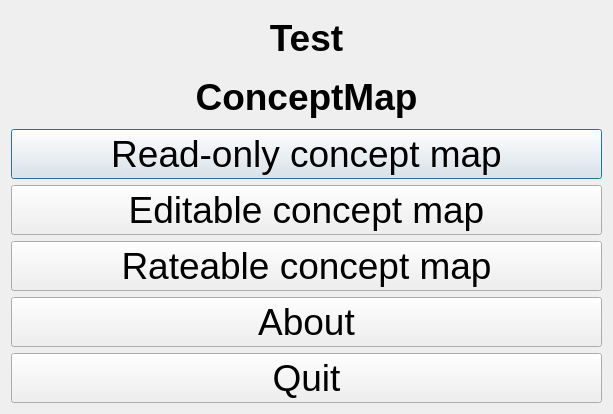
Above: Tools/ToolTestConceptMap/qttestconceptmapmenudialog.ui from richelbilderbeek/ProjectRichelBilderbeek before the change. Below: the same form after it.
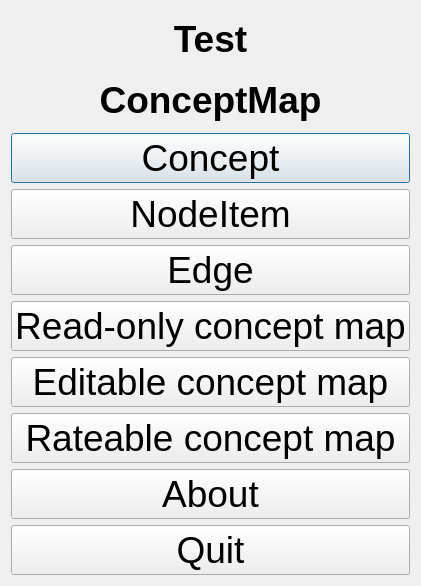
That is the form after the change.

```diff
--- a/Tools/ToolTestConceptMap/qttestconceptmapmenudialog.ui
+++ b/Tools/ToolTestConceptMap/qttestconceptmapmenudialog.ui
@@ -6,8 +6,8 @@
    <rect>
     <x>0</x>
     <y>0</y>
-    <width>613</width>
-    <height>414</height>
+    <width>406</width>
+    <height>586</height>
    </rect>
   </property>
   <property name="font">
@@ -53,6 +53,30 @@
      </property>
     </widget>
    </item>
+   <item>
+    <widget class="QPushButton" name="button_concept">
+     <property name="text">
+      <string>Concept</string>
+     </property>
+    </widget>
+   </item>
+   <item>
+    <widget class="QPushButton" name="button_node">
+     <property name="text">
+      <string>NodeItem</string>
+     </property>
+    </widget>
+   </item>
+   <item>
+    <widget class="QPushButton" name="button_edge">
+     <property name="enabled">
+      <bool>true</bool>
+     </property>
+     <property name="text">
+      <string>Edge</string>
+     </property>
+    </widget>
+   </item>
    <item>
     <widget class="QPushButton" name="button_readonly_conceptmap">
      <property name="text">
```
